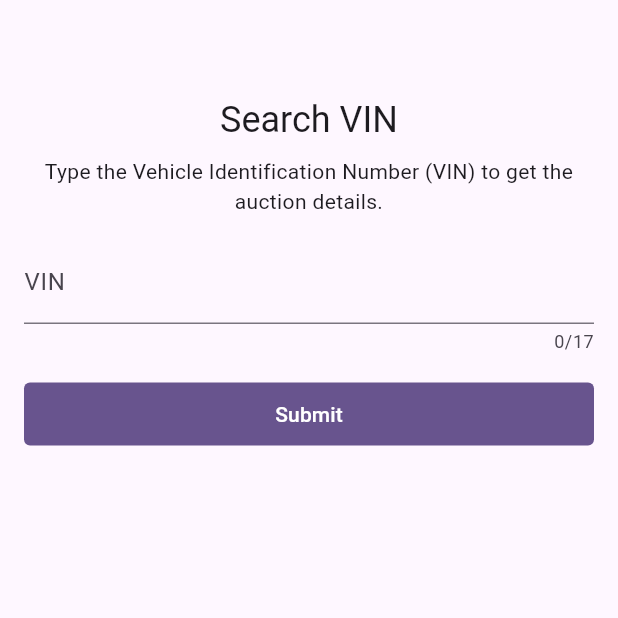
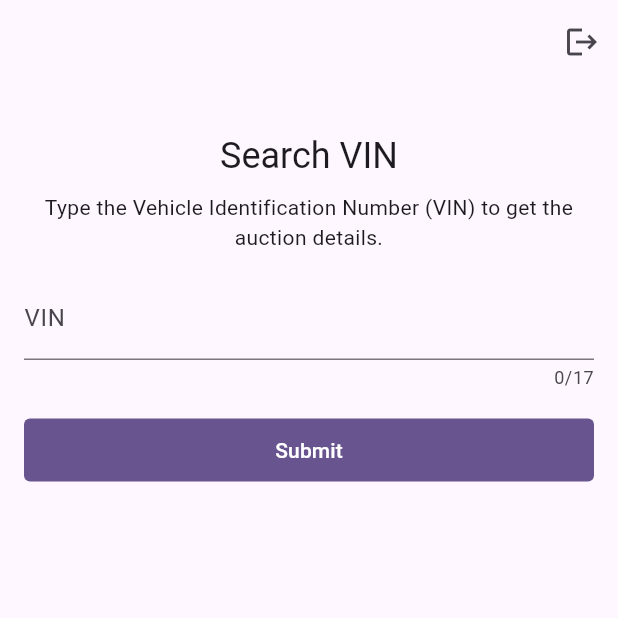
Before and after one commit to FabioXimenes/FlutterCosChallenge, a Flutter app: the AuctionVINPage screen opened by its route, on a phone screen of 412 x 824 dp, the top half of it. Run offline on Flutter 3.47's test engine with Material 3 defaults, Android fonts, the phone set to English and light mode, and no system bars; our stand-ins replace dartz, equatable, flutter_bloc, flutter_secure_storage, get_it, go_router; accounts and stored records are empty.

Commit message:
feat: add logout

```diff
--- a/lib/app/core/clients/local_storage_client.dart
+++ b/lib/app/core/clients/local_storage_client.dart
@@ -3,6 +3,7 @@ import 'package:flutter_secure_storage/flutter_secure_storage.dart';
 abstract class LocalStorageClient {
   Future<String?> get(String key);
   Future<void> set(String key, String value);
+  Future<void> delete(String key);
 }
 
 class FlutterSecureStorageClient implements LocalStorageClient {
@@ -19,4 +20,9 @@ class FlutterSecureStorageClient implements LocalStorageClient {
   Future<void> set(String key, String value) {
     return _flutterSecureStorage.write(key: key, value: value);
   }
+
+  @override
+  Future<void> delete(String key) {
+    return _flutterSecureStorage.delete(key: key);
+  }
 }
--- a/lib/app/features/auction/pages/auction_vin_page.dart
+++ b/lib/app/features/auction/pages/auction_vin_page.dart
@@ -56,9 +56,18 @@ class _AuctionVINPageState extends State<AuctionVINPage> {
         },
         builder: (context, state) {
           return Scaffold(
+            appBar: AppBar(actions: [
+              IconButton(
+                icon: const Icon(Icons.logout),
+                onPressed: () {
+                  context.read<UserCubit>().logout();
+                  context.goNamed(AuthenticationRoutes.signIn);
+                },
+              ),
+            ]),
             body: SafeArea(
               child: Padding(
-                padding: const EdgeInsets.only(top: 64, left: 16, right: 16),
+                padding: const EdgeInsets.only(top: 32, left: 16, right: 16),
                 child: SingleChildScrollView(
                   child: Column(
                     children: [
@@ -112,7 +121,7 @@ class _AuctionVINPageState extends State<AuctionVINPage> {
                             final userCubit = context.read<UserCubit>();
 
                             final currentUserState = userCubit.state;
-                            if (currentUserState is! UserLoaded) {
+                            if (currentUserState is! UserLoggedIn) {
                               context.goNamed(AuthenticationRoutes.signIn);
                               return;
                             }
--- a/lib/app/features/authentication/data_sources/user_local_data_source.dart
+++ b/lib/app/features/authentication/data_sources/user_local_data_source.dart
@@ -8,6 +8,7 @@ const key = 'user';
 abstract class UserLocalDataSource {
   Future<void> cacheUser(User user);
   Future<User?> getUser();
+  Future<void> deleteUser();
 }
 
 class UserLocalDataSourceImpl implements UserLocalDataSource {
@@ -29,4 +30,9 @@ class UserLocalDataSourceImpl implements UserLocalDataSource {
     }
     return null;
   }
+
+  @override
+  Future<void> deleteUser() {
+    return _localStorageClient.delete(key);
+  }
 }
--- a/lib/app/features/authentication/errors/user_failures.dart
+++ b/lib/app/features/authentication/errors/user_failures.dart
@@ -4,3 +4,8 @@ class GetUserFailure extends Failure {
   @override
   String get message => 'Failed to get user from local storage.';
 }
+
+class LogoutFailure extends Failure {
+  @override
+  String get message => 'Failed to logout.';
+}
--- a/lib/app/features/authentication/pages/cubits/user/user_state.dart
+++ b/lib/app/features/authentication/pages/cubits/user/user_state.dart
@@ -7,7 +7,7 @@ sealed class UserState extends Equatable {
   List<Object?> get props => [];
 }
 
-final class UserInitial extends UserState {}
+final class UserLoggedOut extends UserState {}
 
 final class UserLoading extends UserState {}
 
@@ -20,10 +20,10 @@ final class UserError extends UserState {
   List<Object?> get props => [failure];
 }
 
-final class UserLoaded extends UserState {
+final class UserLoggedIn extends UserState {
   final User user;
 
-  const UserLoaded(this.user);
+  const UserLoggedIn(this.user);
 
   @override
   List<Object?> get props => [user];
--- a/lib/app/features/authentication/pages/sign_in_page.dart
+++ b/lib/app/features/authentication/pages/sign_in_page.dart
@@ -35,7 +35,7 @@ class _SignInPageState extends State<SignInPage> {
   Widget build(BuildContext context) {
     return BlocConsumer<UserCubit, UserState>(
       listener: (context, state) {
-        if (state is UserLoaded) {
+        if (state is UserLoggedIn) {
           context.goNamed(AuctionRoutes.initial);
         }
 
--- a/lib/app/features/splash/pages/splash_page.dart
+++ b/lib/app/features/splash/pages/splash_page.dart
@@ -29,11 +29,11 @@ class _SplashPageState extends State<SplashPage> {
   Widget build(BuildContext context) {
     return BlocListener<UserCubit, UserState>(
       listener: (context, state) {
-        if (state is UserLoaded) {
+        if (state is UserLoggedIn) {
           context.goNamed(AuctionRoutes.initial);
         }
 
-        if (state is UserError || state is UserInitial) {
+        if (state is UserError || state is UserLoggedOut) {
           context.goNamed(AuthenticationRoutes.signIn);
         }
       },
```
Also changed, not shown: lib/app/features/authentication/pages/cubits/user/user_cubit.dart (+14 -3 lines), lib/app/features/authentication/repositories/user_repository.dart (+11 -0 lines).
